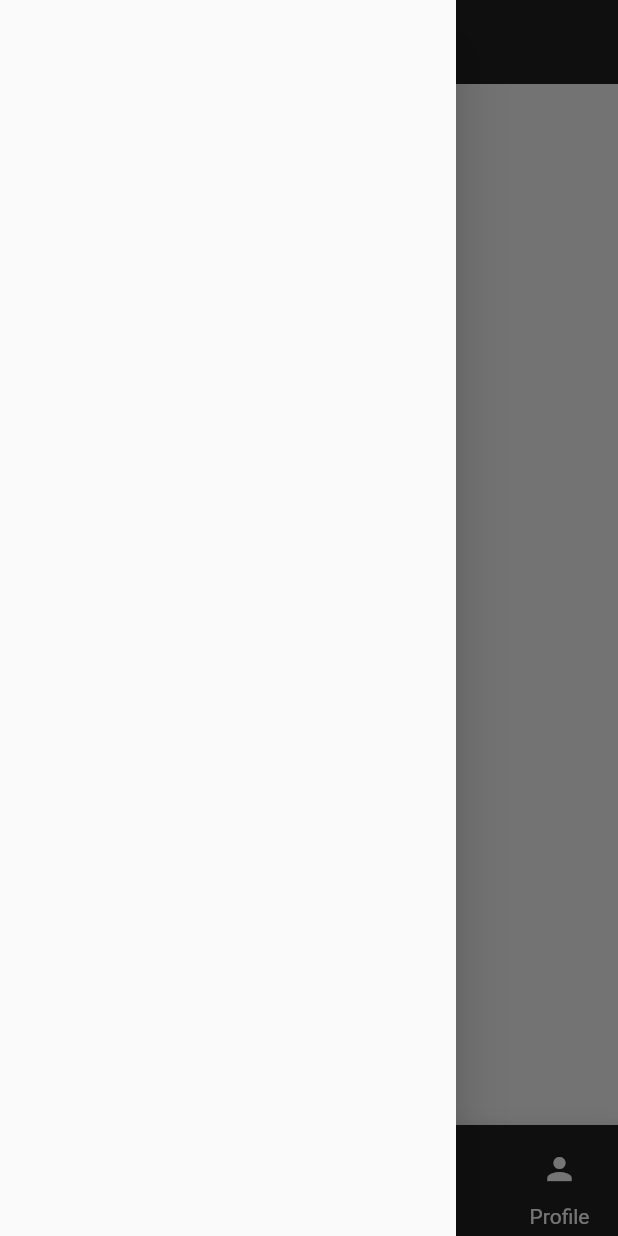
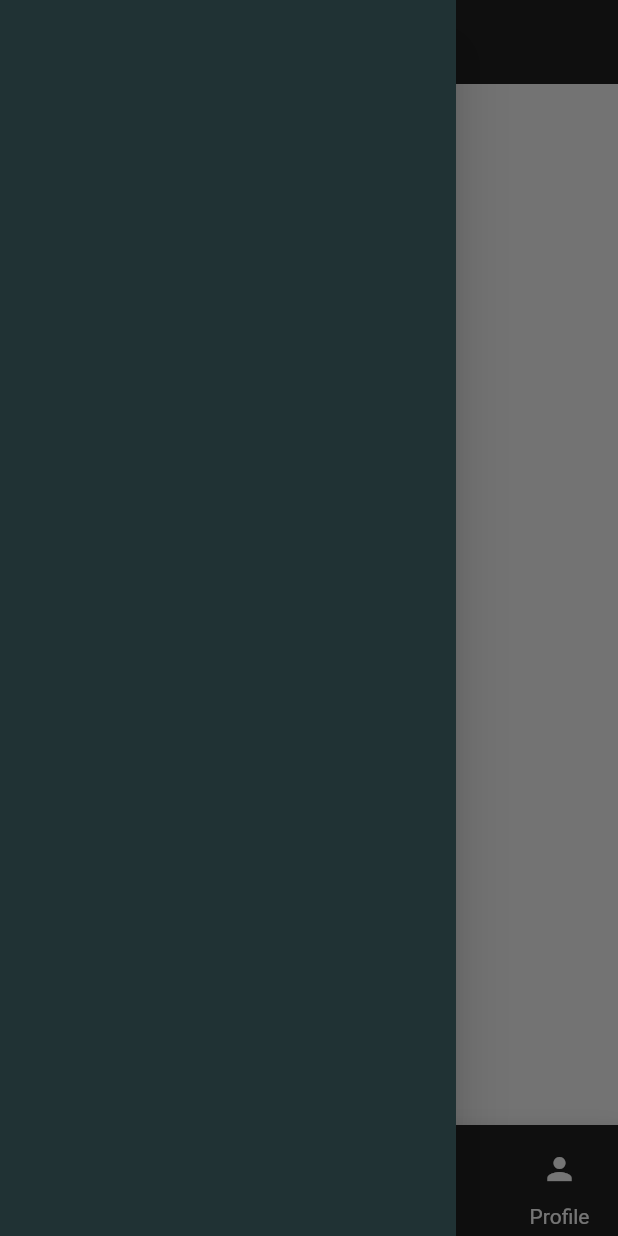
Before and after one commit to diivi/triangle-app, a Flutter app: the screen it shows once a user with an empty profile is signed in, with the side drawer open, on a phone screen of 412 x 824 dp. Run offline on Flutter 3.47's test engine with Material 2 defaults, Android fonts, the light colour scheme and no system bars; our stand-ins replace firebase_auth, firebase_core; missing offline and left inert: flutterfire_ui; accounts and stored records are empty.

Commit message:
Side Nav: split code into separate files

```diff
--- a/lib/main.dart
+++ b/lib/main.dart
@@ -1,5 +1,7 @@
 import 'package:flutter/material.dart';
 import 'package:firebase_core/firebase_core.dart';
+import 'package:triangle/navigation_drawer_widget.dart';
+import 'package:triangle/screens/profile.dart';
 import 'firebase_options.dart';
 import 'package:firebase_auth/firebase_auth.dart';
 import 'package:flutterfire_ui/auth.dart';
@@ -87,6 +89,7 @@ class TriangleApp extends StatelessWidget {
   @override
   Widget build(BuildContext context) {
     return Scaffold(
+      drawer: NavigationDrawerWidget(),
       appBar: AppBar(
         // backgroundColor: Colors.transparent,
         elevation: 0,
@@ -95,7 +98,6 @@ class TriangleApp extends StatelessWidget {
               color: Colors.white,
             )),
       ),
-      drawer: Drawer(child: Text("")),
       body: const Center(
         child: FloatingActionButton(
           onPressed: logOut,
@@ -131,7 +133,10 @@ class TriangleApp extends StatelessWidget {
                         Icons.show_chart,
                         color: Colors.white,
                       ),
-                      onPressed: () {},
+                      onPressed: () {
+                        Navigator.push(context,
+                            MaterialPageRoute(builder: (context) => Profile()));
+                      },
                     ),
                     const Text('Markets',
                         style: TextStyle(color: Colors.white)),
--- /dev/null
+++ b/lib/navigation_drawer_widget.dart
@@ -0,0 +1,13 @@
+import 'package:flutter/cupertino.dart';
+import 'package:flutter/material.dart';
+
+class NavigationDrawerWidget extends StatelessWidget {
+  final padding = EdgeInsets.symmetric(horizontal: 20);
+
+  @override
+  Widget build(BuildContext context) {
+    return Drawer(
+      child: Container(color: Color.fromRGBO(32, 50, 52, 1)),
+    );
+  }
+}
```
